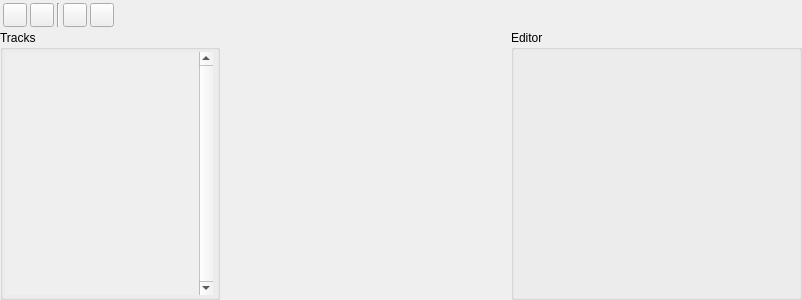
First picture: the form in KSynthGUI/SequencerWidget.ui, repository k-a-z-u/KSynth, before the edit.
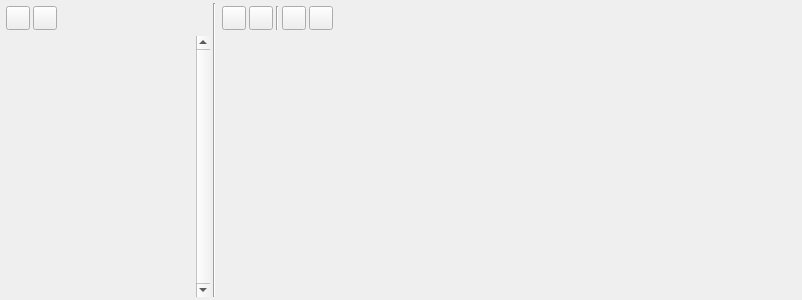
Second picture: the form after the edit.

Commit message: move stylesheet to skin folder (style.css)

```diff
--- a/KSynthGUI/SequencerWidget.ui
+++ b/KSynthGUI/SequencerWidget.ui
@@ -18,8 +18,8 @@
   </property>
   <property name="minimumSize">
    <size>
-    <width>341</width>
-    <height>172</height>
+    <width>417</width>
+    <height>191</height>
    </size>
   </property>
   <property name="styleSheet">
@@ -35,38 +35,26 @@
      <verstretch>0</verstretch>
     </sizepolicy>
    </property>
+   <property name="styleSheet">
+    <string notr="true"/>
+   </property>
    <layout class="QGridLayout" name="gridLayout">
     <property name="margin">
-     <number>0</number>
+     <number>3</number>
     </property>
     <property name="spacing">
-     <number>0</number>
+     <number>3</number>
     </property>
-    <item row="1" column="3">
-     <widget class="QGroupBox" name="groupBox_2">
-      <property name="title">
-       <string>Editor</string>
+    <item row="0" column="2">
+     <widget class="QWidget" name="editorButtons" native="true">
+      <property name="sizePolicy">
+       <sizepolicy hsizetype="Preferred" vsizetype="Maximum">
+        <horstretch>0</horstretch>
+        <verstretch>0</verstretch>
+       </sizepolicy>
       </property>
       <layout class="QHBoxLayout" name="horizontalLayout_2">
        <property name="spacing">
-        <number>2</number>
-       </property>
-       <property name="margin">
-        <number>2</number>
-       </property>
-       <item>
-        <layout class="QVBoxLayout" name="tracks"/>
-       </item>
-      </layout>
-     </widget>
-    </item>
-    <item row="0" column="1" colspan="3">
-     <widget class="QWidget" name="menuBar" native="true">
-      <property name="styleSheet">
-       <string notr="true"/>
-      </property>
-      <layout class="QHBoxLayout" name="buttons">
-       <property name="spacing">
         <number>3</number>
        </property>
        <property name="margin">
@@ -177,37 +165,85 @@
       </layout>
      </widget>
     </item>
-    <item row="1" column="1">
-     <widget class="QGroupBox" name="groupBox">
+    <item row="0" column="0">
+     <widget class="QWidget" name="trackButtons" native="true">
       <property name="sizePolicy">
-       <sizepolicy hsizetype="Minimum" vsizetype="Minimum">
+       <sizepolicy hsizetype="Maximum" vsizetype="Preferred">
         <horstretch>0</horstretch>
         <verstretch>0</verstretch>
        </sizepolicy>
       </property>
-      <property name="minimumSize">
-       <size>
-        <width>220</width>
-        <height>0</height>
-       </size>
-      </property>
-      <property name="maximumSize">
-       <size>
-        <width>220</width>
-        <height>16777215</height>
-       </size>
-      </property>
-      <property name="title">
-       <string>Tracks</string>
-      </property>
       <layout class="QHBoxLayout" name="horizontalLayout">
        <property name="spacing">
-        <number>2</number>
+        <number>3</number>
        </property>
        <property name="margin">
-        <number>2</number>
+        <number>3</number>
        </property>
        <item>
+        <widget class="QPushButton" name="btnTrackAdd">
+         <property name="minimumSize">
+          <size>
+           <width>24</width>
+           <height>24</height>
+          </size>
+         </property>
+         <property name="maximumSize">
+          <size>
+           <width>24</width>
+           <height>24</height>
+          </size>
+         </property>
+         <property name="toolTip">
+          <string>create a new track</string>
+         </property>
+         <property name="styleSheet">
+          <string notr="true"/>
+         </property>
+         <property name="text">
+          <string/>
+         </property>
+        </widget>
+       </item>
+       <item>
+        <widget class="QPushButton" name="btnTrackDelete">
+         <property name="minimumSize">
+          <size>
+           <width>24</width>
+           <height>24</height>
+          </size>
+         </property>
+         <property name="maximumSize">
+          <size>
+           <width>24</width>
+           <height>24</height>
+          </size>
+         </property>
+         <property name="toolTip">
+          <string>delete the currently selected track</string>
+         </property>
+         <property name="text">
+          <string/>
+         </property>
+        </widget>
+       </item>
+       <item>
+        <spacer name="horizontalSpacer_2">
+         <property name="orientation">
+          <enum>Qt::Horizontal</enum>
+         </property>
+         <property name="sizeHint" stdset="0">
+          <size>
+           <width>40</width>
+           <height>20</height>
+          </size>
+         </property>
+        </spacer>
+       </item>
+      </layout>
+     </widget>
+    </item>
+    <item row="1" column="0">
         <widget class="QScrollArea" name="scrollTracks">
          <property name="minimumSize">
           <size>
@@ -239,13 +275,20 @@
             <x>0</x>
             <y>0</y>
             <width>192</width>
-            <height>225</height>
+         <height>238</height>
            </rect>
           </property>
          </widget>
         </widget>
        </item>
-      </layout>
+    <item row="1" column="2">
+     <layout class="QVBoxLayout" name="editor"/>
+    </item>
+    <item row="0" column="1" rowspan="2">
+     <widget class="Line" name="line_2">
+      <property name="orientation">
+       <enum>Qt::Vertical</enum>
+      </property>
      </widget>
     </item>
    </layout>
```
Left out of the diff: 12 changed lines with no effect on the pictures. Lines whose indentation alone changed are shown as unchanged. The commit also changes 35 other files.
